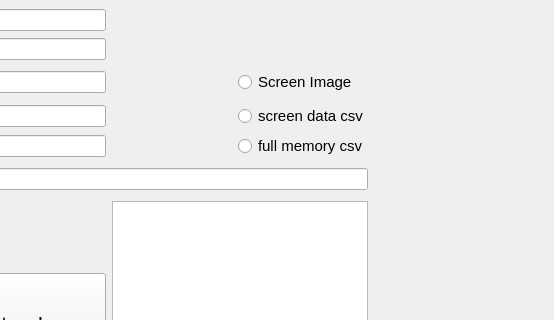
Above: py3/DS1054Z_GUI.ui from ehiverson/DS1054Z_screen_capture before the change; both pictures show x 233 to 787 and y 0 to 320 of the 787 by 913 pixel window. Below: the same form after it.
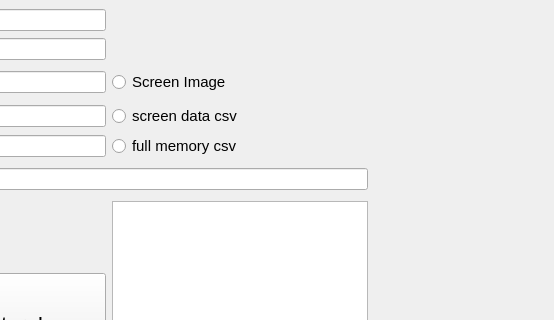
That is the form after the change.

```diff
--- a/py3/DS1054Z_GUI.ui
+++ b/py3/DS1054Z_GUI.ui
@@ -193,7 +193,7 @@
         </property>
        </widget>
       </item>
-      <item row="4" column="3">
+      <item row="4" column="2">
        <widget class="QRadioButton" name="FullMemoryButton">
         <property name="font">
          <font>
@@ -205,7 +205,7 @@
         </property>
        </widget>
       </item>
-      <item row="3" column="3">
+      <item row="3" column="2">
        <widget class="QRadioButton" name="ScreenDataButton">
         <property name="font">
          <font>
@@ -217,7 +217,7 @@
         </property>
        </widget>
       </item>
-      <item row="2" column="3">
+      <item row="2" column="2">
        <widget class="QRadioButton" name="ScreenImageRadioButton">
         <property name="enabled">
          <bool>true</bool>
```
Left out of the diff: 26 changed lines with no effect on the pictures.
